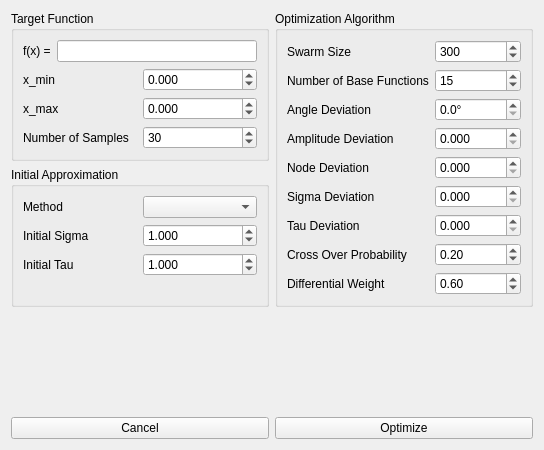
This is gui_main_window.ui in ralphtandetzky/decompose_imf as Qt 5 draws it before an edit. The edited form follows.
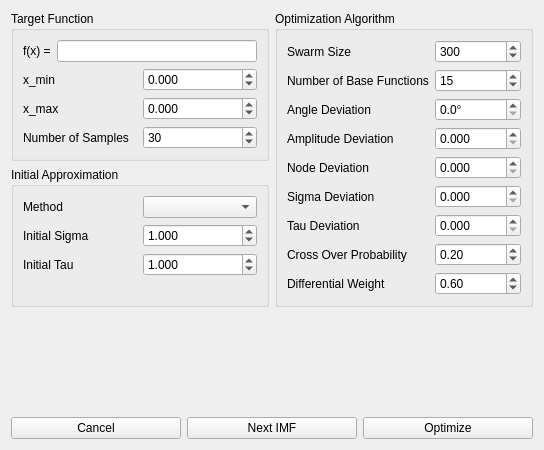
This is the edited form.

Commit message: Added the feature of calculating the imf of the residue functions. This way a mode decomposition can be done manually.

What changed in the file:
```diff
--- a/gui_main_window.ui
+++ b/gui_main_window.ui
@@ -456,6 +456,13 @@
        </property>
       </widget>
      </item>
+     <item>
+      <widget class="QPushButton" name="pushButton_2">
+       <property name="text">
+        <string>Next IMF</string>
+       </property>
+      </widget>
+     </item>
      <item>
       <widget class="QPushButton" name="optimizePushButton">
        <property name="text">
```
Left out of the diff: 33 changed lines with no effect on the pictures. The commit also changes 2 other files.
